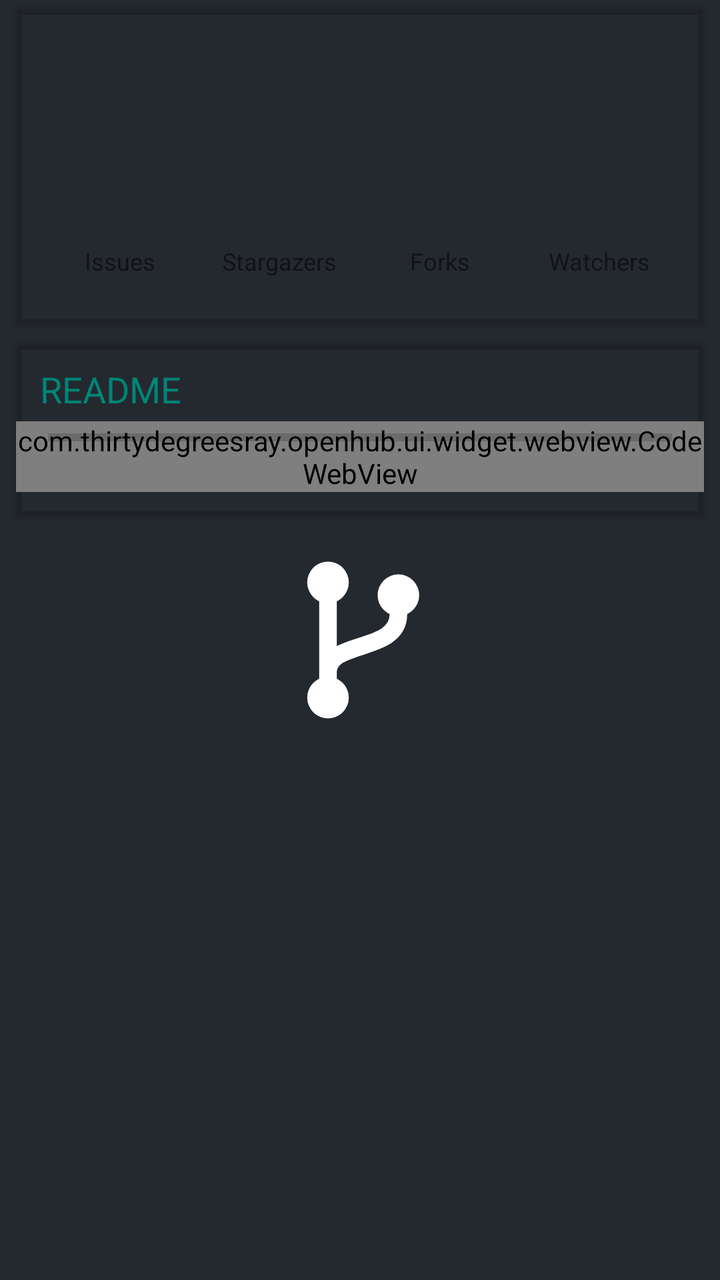
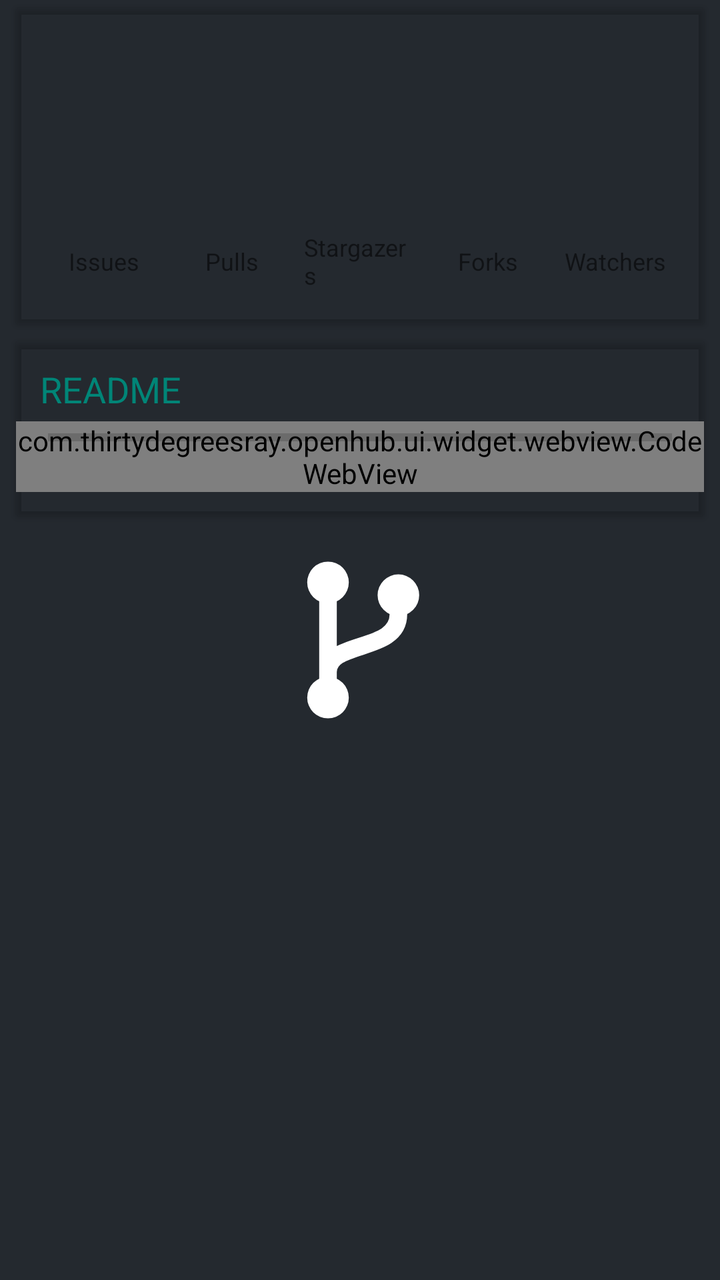

Screens rendered from an Android XML layout before and after an edit, with the pre-edit source and the edit as a unified diff.
<!-- AndroidManifest.xml: application theme SplashTheme -->
<!-- res/layout/fragment_repo_info.xml -->
<?xml version="1.0" encoding="utf-8"?>
<androidx.core.widget.NestedScrollView
    android:id="@+id/scroll_view"
    xmlns:android="http://schemas.android.com/apk/res/android"
    xmlns:app="http://schemas.android.com/apk/res-auto"
    android:layout_width="match_parent"
    android:layout_height="match_parent"
    android:scrollbars="vertical">

    <LinearLayout
        android:layout_width="match_parent"
        android:layout_height="wrap_content"
        android:orientation="vertical">

        <androidx.cardview.widget.CardView
            android:layout_width="match_parent"
            android:layout_height="wrap_content"
            android:layout_marginBottom="@dimen/card_view_vertical_margin"
            android:layout_marginEnd="@dimen/card_view_horizontal_margin"
            android:layout_marginStart="@dimen/card_view_horizontal_margin"
            android:layout_marginTop="@dimen/card_view_vertical_margin"
            android:background="?card_background"
            app:cardBackgroundColor="?card_background"
            app:cardCornerRadius="@dimen/card_view_corner_radius"
            app:contentPadding="@dimen/spacing_normal">

            <LinearLayout
                android:layout_width="match_parent"
                android:layout_height="wrap_content"
                android:orientation="vertical">

                <TextView
                    android:id="@+id/repo_title_text"
                    android:layout_width="wrap_content"
                    android:layout_height="wrap_content"
                    android:textSize="@dimen/text_large"/>

                <TextView
                    android:id="@+id/fork_info_text"
                    android:layout_width="wrap_content"
                    android:layout_height="wrap_content"
                    android:textSize="@dimen/text_small"
                    android:textColor="?colorAccent"
                    android:layout_marginTop="@dimen/spacing_mini"/>

                <TextView
                    android:id="@+id/repo_desc_text"
                    android:layout_width="wrap_content"
                    android:layout_height="wrap_content"
                    android:layout_marginTop="@dimen/spacing_mini"
                    android:textColor="?android:textColorSecondary"
                    android:textSize="@dimen/text_small"
                    android:visibility="gone"/>

                <TextView
                    android:id="@+id/repo_created_info_text"
                    android:layout_width="wrap_content"
                    android:layout_height="wrap_content"
                    android:layout_marginTop="@dimen/spacing_mini"
                    android:textSize="@dimen/text_small"/>

                <LinearLayout
                    android:layout_width="match_parent"
                    android:layout_height="wrap_content"
                    android:minHeight="64dp">

                    <LinearLayout
                        android:id="@+id/issues_lay"
                        android:layout_width="0dp"
                        android:layout_height="match_parent"
                        android:layout_margin="@dimen/spacing_mini"
                        android:layout_weight="1"
                        android:background="?attr/selectableItemBackgroundBorderless"
                        android:gravity="center"
                        android:orientation="vertical">

                        <TextView
                            android:id="@+id/issues_num_text"
                            android:layout_width="wrap_content"
                            android:layout_height="wrap_content"
                            android:text=""
                            android:textSize="@dimen/text_large"/>

                        <TextView
                            android:layout_width="wrap_content"
                            android:layout_height="wrap_content"
                            android:text="@string/issues"
                            android:textSize="@dimen/text_mini"/>
                    </LinearLayout>

                    <LinearLayout
                        android:id="@+id/stargazers_lay"
                        android:layout_width="0dp"
                        android:layout_height="match_parent"
                        android:layout_margin="@dimen/spacing_mini"
                        android:layout_weight="1"
                        android:background="?attr/selectableItemBackgroundBorderless"
                        android:gravity="center"
                        android:orientation="vertical">

                        <TextView
                            android:id="@+id/stargazers_num_text"
                            android:layout_width="wrap_content"
                            android:layout_height="wrap_content"
                            android:text=""
                            android:textSize="@dimen/text_large"/>

                        <TextView
                            android:layout_width="wrap_content"
                            android:layout_height="wrap_content"
                            android:text="@string/stargazers"
                            android:textSize="@dimen/text_mini"/>
                    </LinearLayout>

                    <LinearLayout
                        android:id="@+id/froks_lay"
                        android:layout_width="0dp"
                        android:layout_height="match_parent"
                        android:layout_margin="@dimen/spacing_mini"
                        android:layout_weight="1"
                        android:background="?attr/selectableItemBackgroundBorderless"
                        android:gravity="center"
                        android:orientation="vertical">

                        <TextView
                            android:id="@+id/forks_num_text"
                            android:layout_width="wrap_content"
                            android:layout_height="wrap_content"
                            android:text=""
                            android:textSize="@dimen/text_large"/>

                        <TextView
                            android:layout_width="wrap_content"
                            android:layout_height="wrap_content"
                            android:text="@string/forks"
                            android:textSize="@dimen/text_mini"/>
                    </LinearLayout>

                    <LinearLayout
                        android:id="@+id/watchers_lay"
                        android:layout_width="0dp"
                        android:layout_height="match_parent"
                        android:layout_margin="@dimen/spacing_mini"
                        android:layout_weight="1"
                        android:background="?attr/selectableItemBackgroundBorderless"
                        android:gravity="center"
                        android:orientation="vertical">

                        <TextView
                            android:id="@+id/watchers_num_text"
                            android:layout_width="wrap_content"
                            android:layout_height="wrap_content"
                            android:text=""
                            android:textSize="@dimen/text_large"/>

                        <TextView
                            android:layout_width="wrap_content"
                            android:layout_height="wrap_content"
                            android:text="@string/watchers"
                            android:textSize="@dimen/text_mini"/>
                    </LinearLayout>
                </LinearLayout>

            </LinearLayout>

        </androidx.cardview.widget.CardView>

        <androidx.cardview.widget.CardView
            android:layout_width="match_parent"
            android:layout_height="wrap_content"
            android:layout_marginBottom="@dimen/card_view_vertical_margin"
            android:layout_marginEnd="@dimen/card_view_horizontal_margin"
            android:layout_marginStart="@dimen/card_view_horizontal_margin"
            android:layout_marginTop="@dimen/card_view_vertical_margin"
            android:background="?card_background"
            app:cardBackgroundColor="?card_background"
            app:cardCornerRadius="@dimen/card_view_corner_radius"
            app:contentPaddingTop="@dimen/spacing_normal"
            app:contentPaddingBottom="@dimen/spacing_normal">
            <RelativeLayout
                android:layout_width="match_parent"
                android:layout_height="wrap_content">
                <TextView
                    android:id="@+id/readme_title"
                    android:layout_width="wrap_content"
                    android:layout_height="wrap_content"
                    android:textColor="?android:colorAccent"
                    android:text="@string/readme"
                    android:textSize="@dimen/text_large"
                    android:layout_marginBottom="@dimen/spacing_mini"
                    android:layout_marginStart="@dimen/spacing_normal"/>
                <com.thirtydegreesray.openhub.ui.widget.webview.CodeWebView
                    android:id="@+id/web_view"
                    android:layout_width="match_parent"
                    android:layout_height="wrap_content"
                    app:webview_background="?card_background"
                    android:layout_below="@+id/readme_title"/>
                <ProgressBar
                    android:id="@+id/readme_loader"
                    style="@style/Widget.AppCompat.ProgressBar.Horizontal"
                    android:layout_width="match_parent"
                    android:layout_height="wrap_content"
                    android:layout_gravity="top"
                    android:indeterminate="false"
                    android:paddingEnd="@dimen/spacing_large"
                    android:paddingStart="@dimen/spacing_large"
                    android:layout_below="@+id/readme_title"/>
            </RelativeLayout>

        </androidx.cardview.widget.CardView>

    </LinearLayout>
</androidx.core.widget.NestedScrollView>
<!-- resources referenced by this layout -->
<resources>
  <dimen name="card_view_corner_radius">2dp</dimen>
  <dimen name="card_view_horizontal_margin">8dp</dimen>
  <dimen name="card_view_vertical_margin">4dp</dimen>
  <dimen name="spacing_large">16dp</dimen>
  <dimen name="spacing_mini">4dp</dimen>
  <dimen name="spacing_normal">12dp</dimen>
  <dimen name="text_large">18sp</dimen>
  <dimen name="text_mini">12sp</dimen>
  <dimen name="text_small">14sp</dimen>
  <string name="forks">Forks</string>
  <string name="issues">Issues</string>
  <string name="readme">README</string>
  <string name="stargazers">Stargazers</string>
  <string name="watchers">Watchers</string>
  <style name="SplashTheme" parent="Theme.AppCompat.Light.NoActionBar">
          
          <item name="android:statusBarColor">@color/transparent</item>
          
          <item name="android:windowBackground">@drawable/splash_screen_drawable</item>
          
      </style>
  <color name="transparent">#00FFFFFF</color>
  <!-- drawable splash_screen_drawable (drawable) -->
  <layer-list xmlns:android="http://schemas.android.com/apk/res/android">
      <item>
          <shape>
              <solid android:color="@color/logo_background"/>
          </shape>
      </item>
      <item
          android:width="144dp"
          android:height="144dp"
          android:gravity="center">
          <vector
              android:width="144dp"
              android:height="144dp"
              android:viewportWidth="108"
              android:viewportHeight="108">
              <group
                  android:pivotX="54"
                  android:pivotY="54"
                  android:scaleX="1.2"
                  android:scaleY="1.2">
                  <path
                      android:pathData="M44,40 L44,68 M66,46 C66,58 44,54 44,64"
                      android:strokeColor="#FFFFFF"
                      android:strokeWidth="5.5"
                      android:strokeLineCap="round"/>
                  <path
                      android:fillColor="#FFFFFF"
                      android:pathData="M37.5,36 a6.5,6.5 0 1,0 13,0 a6.5,6.5 0 1,0 -13,0 Z M37.5,72 a6.5,6.5 0 1,0 13,0 a6.5,6.5 0 1,0 -13,0 Z M59.5,40 a6.5,6.5 0 1,0 13,0 a6.5,6.5 0 1,0 -13,0 Z"/>
              </group>
          </vector>
      </item>
  </layer-list>
  <color name="logo_background">#24292F</color>
</resources>

<!-- the commit's change to res/layout/fragment_repo_info.xml (unified diff, before → after) -->
@@ -85,6 +85,30 @@
                             android:layout_width="wrap_content"
                             android:layout_height="wrap_content"
                             android:text="@string/issues"
+                            android:textSize="@dimen/text_mini"/>
+                    </LinearLayout>
+
+                    <LinearLayout
+                        android:id="@+id/pulls_lay"
+                        android:layout_width="0dp"
+                        android:layout_height="match_parent"
+                        android:layout_margin="@dimen/spacing_mini"
+                        android:layout_weight="1"
+                        android:background="?attr/selectableItemBackgroundBorderless"
+                        android:gravity="center"
+                        android:orientation="vertical">
+
+                        <TextView
+                            android:id="@+id/pulls_num_text"
+                            android:layout_width="wrap_content"
+                            android:layout_height="wrap_content"
+                            android:text=""
+                            android:textSize="@dimen/text_large"/>
+
+                        <TextView
+                            android:layout_width="wrap_content"
+                            android:layout_height="wrap_content"
+                            android:text="@string/pulls_tile"
                             android:textSize="@dimen/text_mini"/>
                     </LinearLayout>
 
<!-- resource entries referenced after the edit -->
@@ -11,6 +11,7 @@
   <dimen name="text_small">14sp</dimen>
   <string name="forks">Forks</string>
   <string name="issues">Issues</string>
+  <string name="pulls_tile">Pulls</string>
   <string name="readme">README</string>
   <string name="stargazers">Stargazers</string>
   <string name="watchers">Watchers</string>
